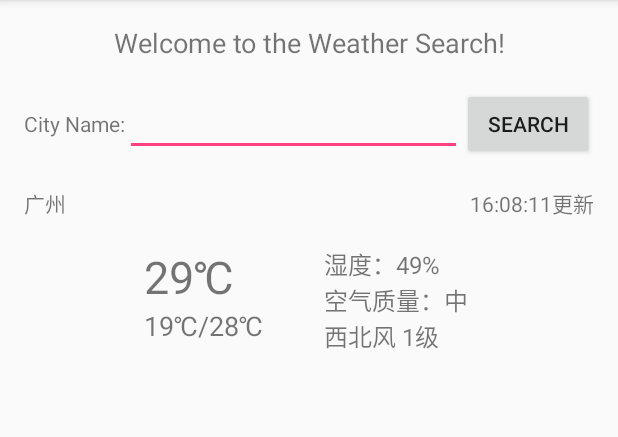
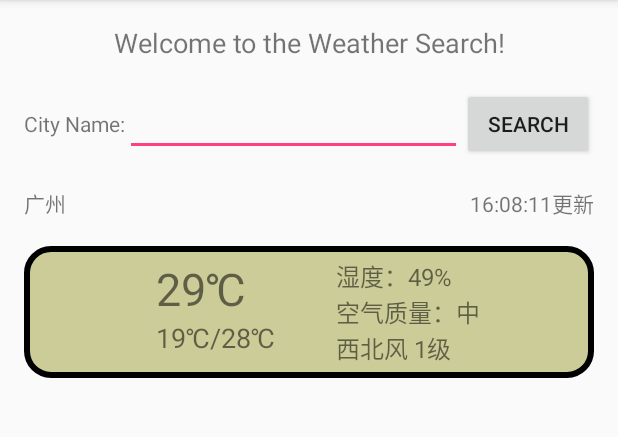
Before and after one commit to Cieo/AndroidStudioProjects, an Android app: the screen it shows after launch (MainActivity), on a phone screen of 412 x 824 dp, the part 84-521 px from its top. Run offline under Robolectric (Android 15) with nearby library versions, the phone set to English and light mode, and no system bars.

Commit message:
UI adjust

```diff
--- a/AppDevelopmentLab9/app/src/main/java/com/example/cieo233/appdevelopmentlab9/MainActivity.java
+++ b/AppDevelopmentLab9/app/src/main/java/com/example/cieo233/appdevelopmentlab9/MainActivity.java
@@ -70,7 +70,7 @@ public class MainActivity extends AppCompatActivity implements View.OnClickListe
                 switch (msg.what) {
                     case 1:
                         city.setText(weather.getCity());
-                        update_time.setText(weather.getUpdateTime());
+                        update_time.setText(weather.getUpdateTime()+"更新");
                         tempture.setText(weather.getTempture());
                         high_low.setText(weather.getLowHigh());
                         humidity.setText(weather.getHumidity());
--- /dev/null
+++ b/AppDevelopmentLab9/app/src/main/res/drawable/background.xml
@@ -0,0 +1,6 @@
+<shape xmlns:android="http://schemas.android.com/apk/res/android">
+    <corners android:radius="16dp"/>
+    <solid android:color="#CCCC98"/>
+    <stroke android:width="4dp"
+        android:color="#000000"/>
+</shape>
--- a/AppDevelopmentLab9/app/src/main/res/layout/activity_main.xml
+++ b/AppDevelopmentLab9/app/src/main/res/layout/activity_main.xml
@@ -55,7 +55,9 @@
             android:layout_height="wrap_content" />
     </LinearLayout>
     <RelativeLayout
-        android:layout_marginBottom="16dp"
+        android:padding="8dp"
+        android:background="@drawable/background"
+        android:layout_marginBottom="8dp"
         android:layout_width="match_parent"
         android:layout_height="wrap_content">
         <TextView
--- a/AppDevelopmentLab9/app/src/main/res/layout/tip_item.xml
+++ b/AppDevelopmentLab9/app/src/main/res/layout/tip_item.xml
@@ -7,6 +7,7 @@
     android:orientation="horizontal">
 
     <TextView
+        android:textColor="#E653E2"
         android:layout_gravity="top"
         android:id="@+id/title"
         android:textSize="18sp"
```
